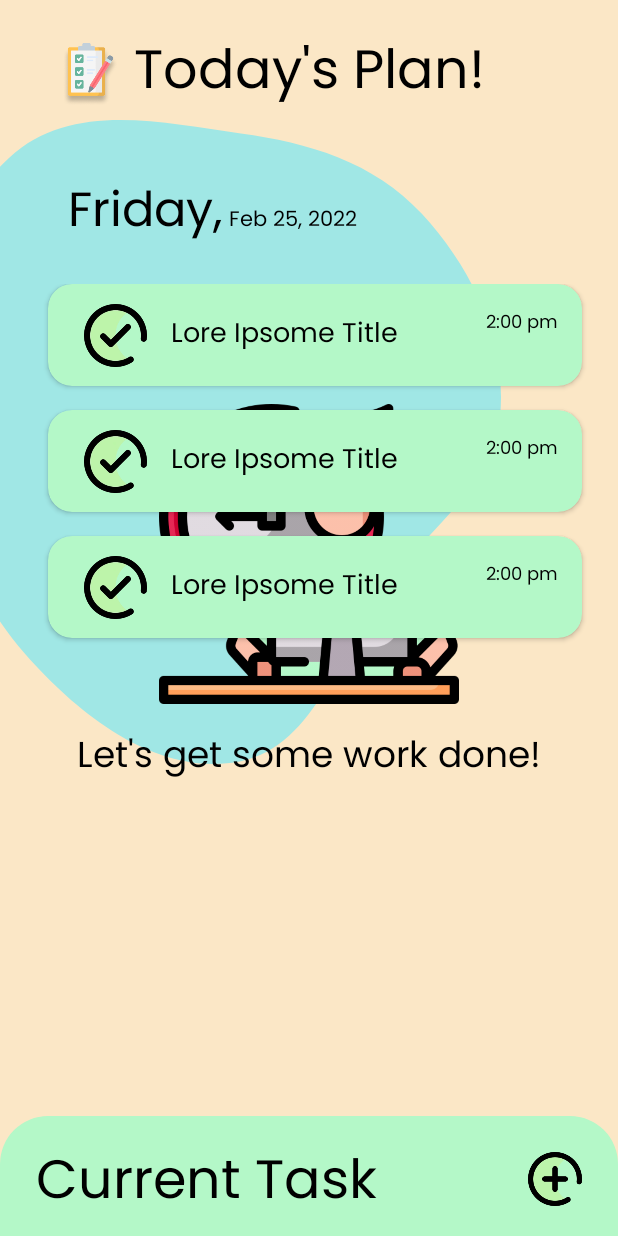
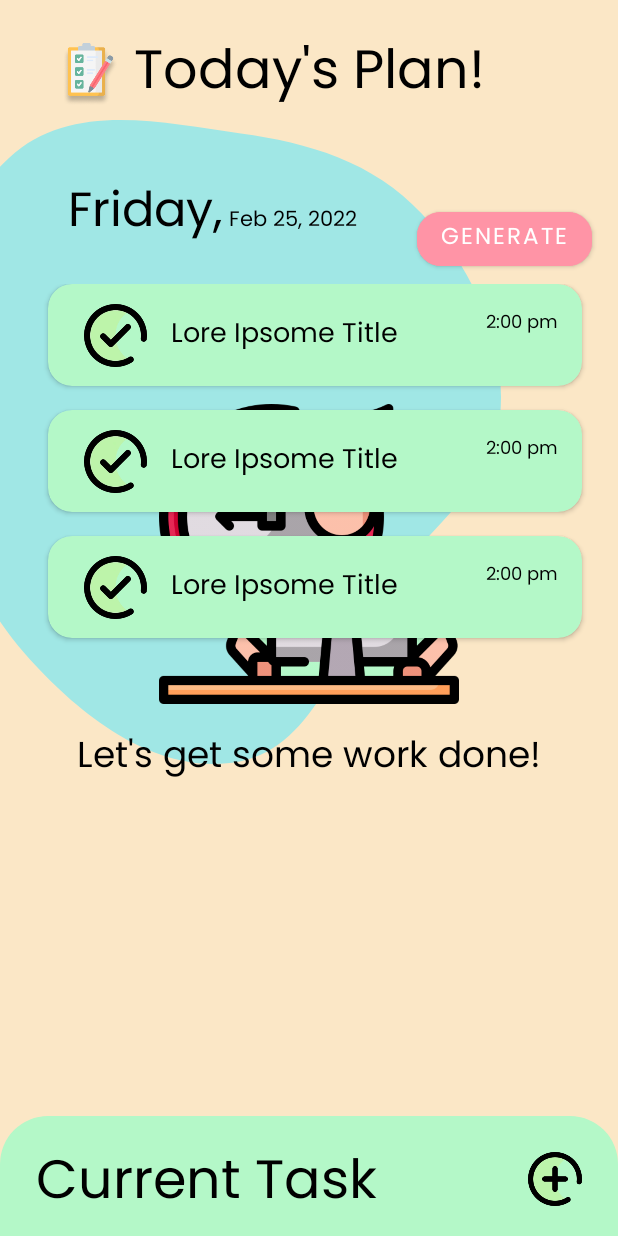
Before and after one commit to Precioux/PlannerPal, an Android app: the layout activity_main.xml on its own in the app's theme, with its tools: preview values and no code run, on a phone screen of 412 x 824 dp. Run offline under Robolectric (Android 15) with nearby library versions, the phone set to English and light mode, and no system bars.

Commit message:
add generate

```diff
--- a/app/src/main/AndroidManifest.xml
+++ b/app/src/main/AndroidManifest.xml
@@ -1,6 +1,9 @@
 <?xml version="1.0" encoding="utf-8"?>
 <manifest xmlns:android="http://schemas.android.com/apk/res/android"
     package="io.github.ch8n.jetplanner">
+
+    <!-- Add this line for WRITE_EXTERNAL_STORAGE permission -->
+    <uses-permission android:name="android.permission.WRITE_EXTERNAL_STORAGE" />
 
     <application
         android:allowBackup="true"
--- a/app/src/main/res/layout/activity_main.xml
+++ b/app/src/main/res/layout/activity_main.xml
@@ -117,7 +117,22 @@
             android:id="@+id/included_current_task"
             layout="@layout/layout_current_task" />
 
+
+
     </androidx.coordinatorlayout.widget.CoordinatorLayout>
+
+    <Button
+        android:id="@+id/btnGenerateImage"
+        android:layout_width="wrap_content"
+        android:layout_height="wrap_content"
+        android:layout_marginStart="40dp"
+        android:backgroundTint="@color/red"
+        android:fontFamily="@font/poppins_regular"
+        android:text="Generate"
+        android:textSize="15sp"
+        app:cornerRadius="16dp"
+        app:layout_constraintStart_toEndOf="@id/label_date"
+        app:layout_constraintTop_toTopOf="@id/label_date" />
 
 
 </androidx.constraintlayout.widget.ConstraintLayout>
```
Also changed, not shown: app/build.gradle (+4 -3 lines), app/src/main/java/io/github/ch8n/jetplanner/data/model/Task.kt (+3 -12 lines), app/src/main/java/io/github/ch8n/jetplanner/ui/home/MainActivity.kt (+68 -0 lines), app/src/main/java/io/github/ch8n/jetplanner/ui/home/dialog/TaskCreateModifyBottomSheet.kt (+4 -13 lines).
